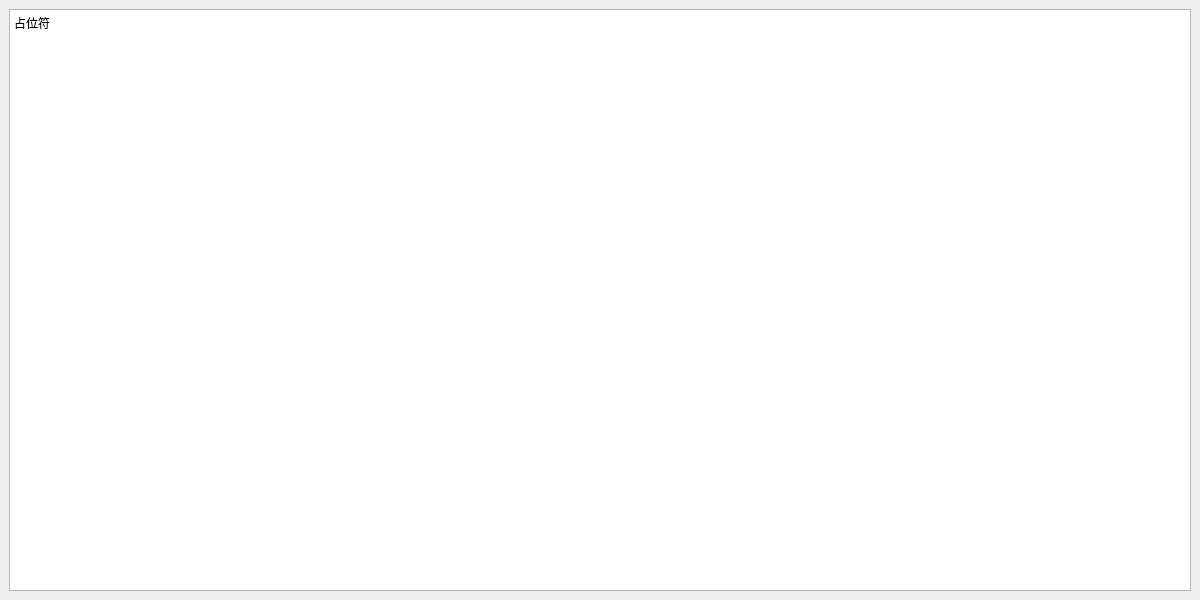
Before: the Qt Designer form propertieswidget.ui in kechuan/HTTP-QT, drawn with Qt 5.
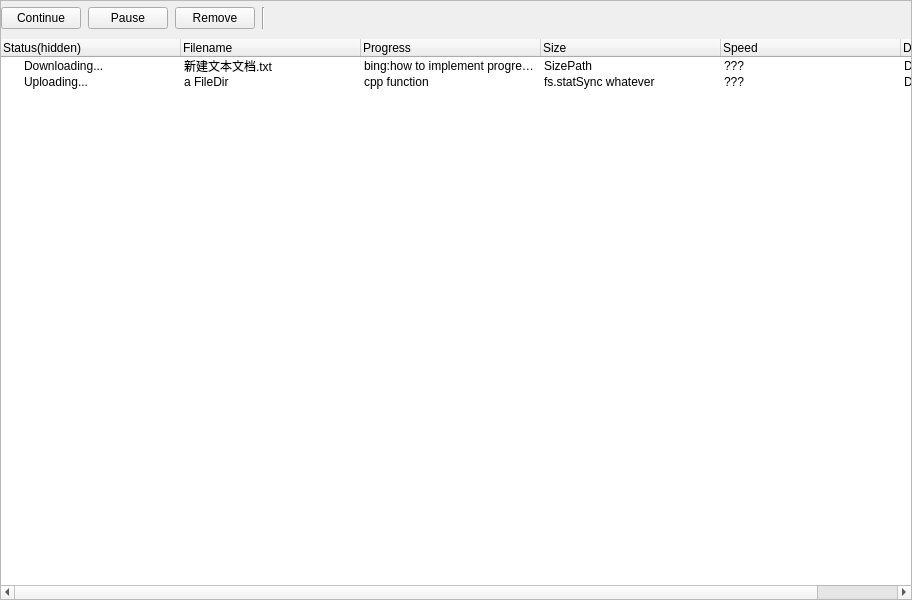
After: the same form once the commit is applied. The open tabs and pages were chosen to show the change.

Commit message:
Please enter the commit message for your changes. Lines starting with '#' will be ignored, and an empty message aborts the commit.
On branch master
Changes to be committed:
	modified:   CMakeLists.txt.user
	modified:   about.ui
	modified:   mainwindow.cpp
	modified:   mainwindow.h
	modified:   mainwindow.ui
	modified:   propertieswidget.cpp
	modified:   propertieswidget.h
	modified:   propertieswidget.ui

Patch:
```diff
--- a/propertieswidget.ui
+++ b/propertieswidget.ui
@@ -6,7 +6,7 @@
    <rect>
     <x>0</x>
     <y>0</y>
-    <width>1200</width>
+    <width>912</width>
     <height>600</height>
    </rect>
   </property>
@@ -18,7 +18,7 @@
   </property>
   <property name="minimumSize">
    <size>
-    <width>1200</width>
+    <width>912</width>
     <height>600</height>
    </size>
   </property>
@@ -32,9 +32,6 @@
    <string>Form</string>
   </property>
   <layout class="QVBoxLayout" name="verticalLayout">
-   <property name="spacing">
-    <number>0</number>
-   </property>
    <property name="leftMargin">
     <number>0</number>
    </property>
@@ -48,35 +45,49 @@
     <number>0</number>
    </property>
    <item>
-    <widget class="QStackedWidget" name="stackedProperties">
-     <property name="sizePolicy">
-      <sizepolicy hsizetype="Expanding" vsizetype="Expanding">
-       <horstretch>0</horstretch>
-       <verstretch>0</verstretch>
-      </sizepolicy>
+    <widget class="QFrame" name="frame_TaskQueue">
+     <property name="enabled">
+      <bool>true</bool>
      </property>
      <property name="minimumSize">
       <size>
-       <width>1200</width>
-       <height>0</height>
+       <width>0</width>
+       <height>200</height>
       </size>
      </property>
      <property name="frameShape">
-      <enum>QFrame::NoFrame</enum>
+      <enum>QFrame::StyledPanel</enum>
      </property>
      <property name="frameShadow">
       <enum>QFrame::Plain</enum>
      </property>
-     <property name="lineWidth">
-      <number>0</number>
-     </property>
-     <property name="midLineWidth">
-      <number>0</number>
-     </property>
-     <widget class="QWidget" name="pageTaskQueue">
       <layout class="QVBoxLayout" name="verticalLayout_2">
+      <property name="spacing">
+       <number>7</number>
+      </property>
+      <property name="leftMargin">
+       <number>0</number>
+      </property>
+      <property name="topMargin">
+       <number>0</number>
+      </property>
+      <property name="rightMargin">
+       <number>0</number>
+      </property>
+      <property name="bottomMargin">
+       <number>0</number>
+      </property>
        <item>
-        <layout class="QHBoxLayout" name="horizontalLayout">
+       <layout class="QHBoxLayout" name="horizontalLayout_Function">
+        <property name="spacing">
+         <number>7</number>
+        </property>
+        <property name="topMargin">
+         <number>6</number>
+        </property>
+        <property name="bottomMargin">
+         <number>3</number>
+        </property>
          <item>
           <widget class="QPushButton" name="pushButton_Continue">
            <property name="text">
@@ -148,7 +159,7 @@
            <property name="minimumSize">
             <size>
              <width>0</width>
-             <height>0</height>
+            <height>200</height>
             </size>
            </property>
            <property name="frameShape">
@@ -241,29 +252,6 @@
         </layout>
        </item>
       </layout>
-     </widget>
-     <widget class="QWidget" name="pageObj">
-      <layout class="QVBoxLayout" name="verticalLayout_5">
-       <item>
-        <layout class="QVBoxLayout" name="verticalLayoutTextBrowser">
-         <item>
-          <widget class="QTextBrowser" name="textBrowserObj">
-           <property name="html">
-            <string>&lt;!DOCTYPE HTML PUBLIC &quot;-//W3C//DTD HTML 4.0//EN&quot; &quot;http://www.w3.org/TR/REC-html40/strict.dtd&quot;&gt;
-&lt;html&gt;&lt;head&gt;&lt;meta name=&quot;qrichtext&quot; content=&quot;1&quot; /&gt;&lt;meta charset=&quot;utf-8&quot; /&gt;&lt;style type=&quot;text/css&quot;&gt;
-p, li { white-space: pre-wrap; }
-hr { height: 1px; border-width: 0; }
-li.unchecked::marker { content: &quot;\2610&quot;; }
-li.checked::marker { content: &quot;\2612&quot;; }
-&lt;/style&gt;&lt;/head&gt;&lt;body style=&quot; font-family:'Microsoft YaHei UI'; font-size:9pt; font-weight:400; font-style:normal;&quot;&gt;
-&lt;p style=&quot; margin-top:0px; margin-bottom:0px; margin-left:0px; margin-right:0px; -qt-block-indent:0; text-indent:0px;&quot;&gt;占位符&lt;/p&gt;&lt;/body&gt;&lt;/html&gt;</string>
-           </property>
-          </widget>
-         </item>
-        </layout>
-       </item>
-      </layout>
-     </widget>
     </widget>
    </item>
   </layout>
```
Left out of the diff: 2 changed lines with no effect on the pictures. Lines whose indentation alone changed are shown as unchanged. The commit also changes 7 other files.
